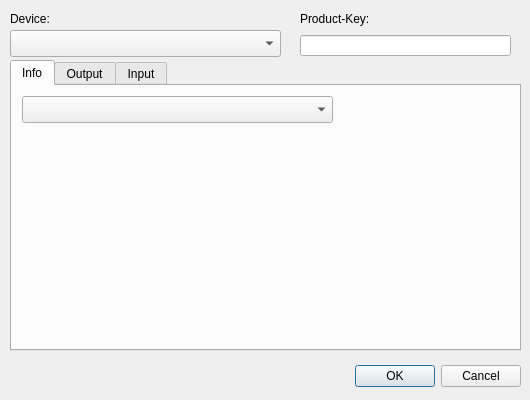
The window that src/aaxconfig.ui (adalinbv/aax-support) describes before a commit, drawn with Qt 5.
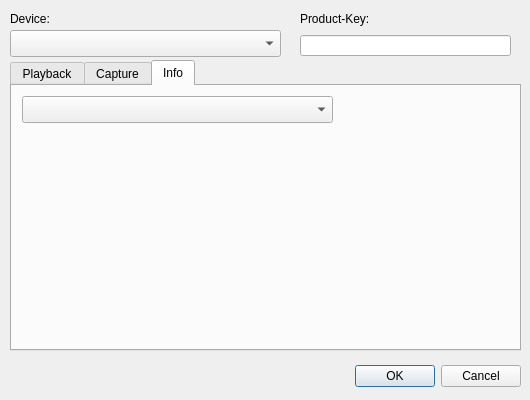
The same window after the commit. The open tabs and pages were chosen to show the change. Custom widgets are drawn as their Qt base class.

Commit message: Add info text

The edit to the form file:
```diff
--- a/src/aaxconfig.ui
+++ b/src/aaxconfig.ui
@@ -102,59 +102,9 @@
    <property name="currentIndex">
     <number>0</number>
    </property>
-   <widget class="QWidget" name="tab">
-    <attribute name="title">
-     <string>Info</string>
-    </attribute>
-    <widget class="QComboBox" name="Mixer">
-     <property name="geometry">
-      <rect>
-       <x>10</x>
-       <y>10</y>
-       <width>311</width>
-       <height>27</height>
-      </rect>
-     </property>
-    </widget>
-    <widget class="QLabel" name="graphicsView_logo">
-     <property name="geometry">
-      <rect>
-       <x>360</x>
-       <y>10</y>
-       <width>130</width>
-       <height>48</height>
-      </rect>
-     </property>
-     <property name="frameShape">
-      <enum>QFrame::NoFrame</enum>
-     </property>
-     <property name="frameShadow">
-      <enum>QFrame::Sunken</enum>
-     </property>
-     <property name="lineWidth">
-      <number>1</number>
-     </property>
-     <property name="alignment">
-      <set>Qt::AlignHCenter|Qt::AlignTop</set>
-     </property>
-    </widget>
-    <widget class="QLabel" name="MixerInfo">
-     <property name="geometry">
-      <rect>
-       <x>30</x>
-       <y>50</y>
-       <width>461</width>
-       <height>191</height>
-      </rect>
-     </property>
-     <property name="text">
-      <string/>
-     </property>
-    </widget>
-   </widget>
    <widget class="QWidget" name="tab_2">
     <attribute name="title">
-     <string>Output</string>
+     <string>Playback</string>
     </attribute>
     <widget class="QLabel" name="label_input_sample_bitrate">
      <property name="geometry">
@@ -504,7 +454,7 @@
    </widget>
    <widget class="QWidget" name="tab_3">
     <attribute name="title">
-     <string>Input</string>
+     <string>Capture</string>
     </attribute>
     <widget class="QComboBox" name="InputConnector">
      <property name="geometry">
@@ -600,6 +550,53 @@
      </property>
     </widget>
    </widget>
+   <widget class="QWidget" name="tab">
+    <attribute name="title">
+     <string>Info</string>
+    </attribute>
+    <widget class="QComboBox" name="Mixer">
+     <property name="geometry">
+      <rect>
+       <x>10</x>
+       <y>10</y>
+       <width>311</width>
+       <height>27</height>
+      </rect>
+     </property>
+    </widget>
+    <widget class="QLabel" name="graphicsView_logo">
+     <property name="geometry">
+      <rect>
+       <x>360</x>
+       <y>0</y>
+       <width>130</width>
+       <height>48</height>
+      </rect>
+     </property>
+     <property name="frameShape">
+      <enum>QFrame::NoFrame</enum>
+     </property>
+     <property name="frameShadow">
+      <enum>QFrame::Sunken</enum>
+     </property>
+     <property name="lineWidth">
+      <number>1</number>
+     </property>
+     <property name="alignment">
+      <set>Qt::AlignHCenter|Qt::AlignTop</set>
+     </property>
+    </widget>
+    <widget class="QLabel" name="MixerInfo">
+     <property name="geometry">
+      <rect>
+       <x>10</x>
+       <y>40</y>
+       <width>491</width>
+       <height>211</height>
+      </rect>
+     </property>
+    </widget>
+   </widget>
   </widget>
  </widget>
  <customwidgets>
```
The commit also changes 2 other files.
